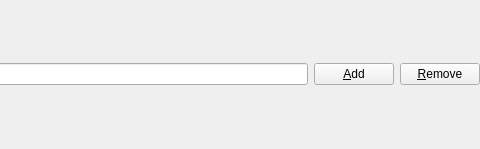
xrg/openerp-client-kde, file Koo/ui/many2many.ui: the form before one commit; both pictures show x 222 to 702 and y 0 to 149 of the 702 by 149 pixel window.
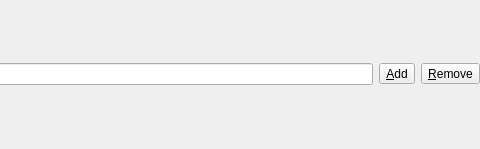
The form after the commit. Icons and pictures are not drawn.

Commit message: Changed QPushButton's to QToolButton's per Ferdinand's request given that Oxygen style has much larger buttons than Plastique.

Diff of the .ui file:
```diff
--- a/Koo/ui/many2many.ui
+++ b/Koo/ui/many2many.ui
@@ -31,7 +31,7 @@
       <widget class="QLineEdit" name="uiText" />
      </item>
      <item>
-      <widget class="QPushButton" name="pushAdd" >
+      <widget class="QToolButton" name="pushAdd" >
        <property name="sizePolicy" >
         <sizepolicy vsizetype="Fixed" hsizetype="Fixed" >
          <horstretch>0</horstretch>
@@ -47,7 +47,7 @@
       </widget>
      </item>
      <item>
-      <widget class="QPushButton" name="pushRemove" >
+      <widget class="QToolButton" name="pushRemove" >
        <property name="sizePolicy" >
         <sizepolicy vsizetype="Fixed" hsizetype="Fixed" >
          <horstretch>0</horstretch>
```
The commit also changes 10 other files.
